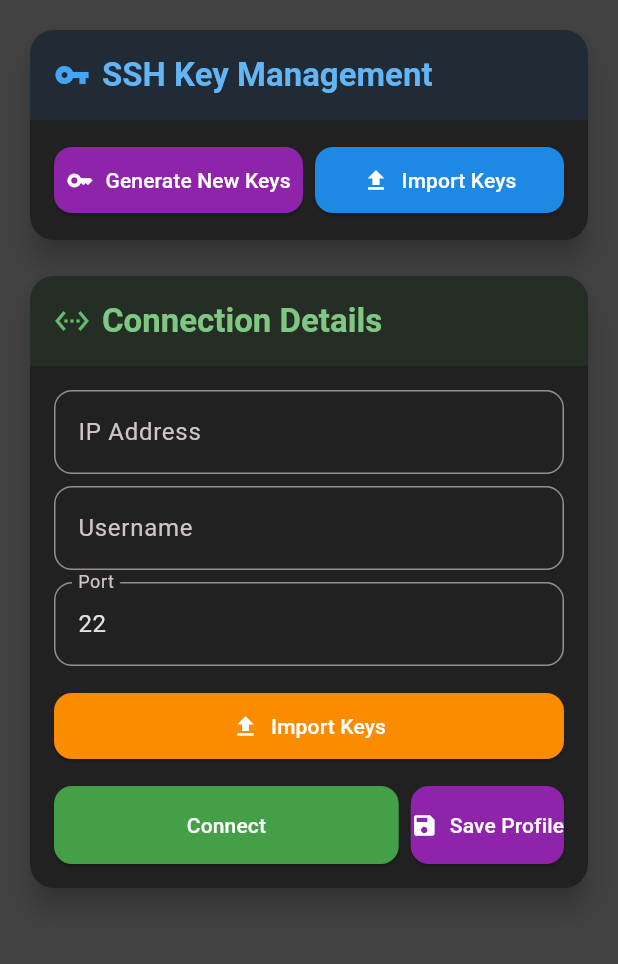
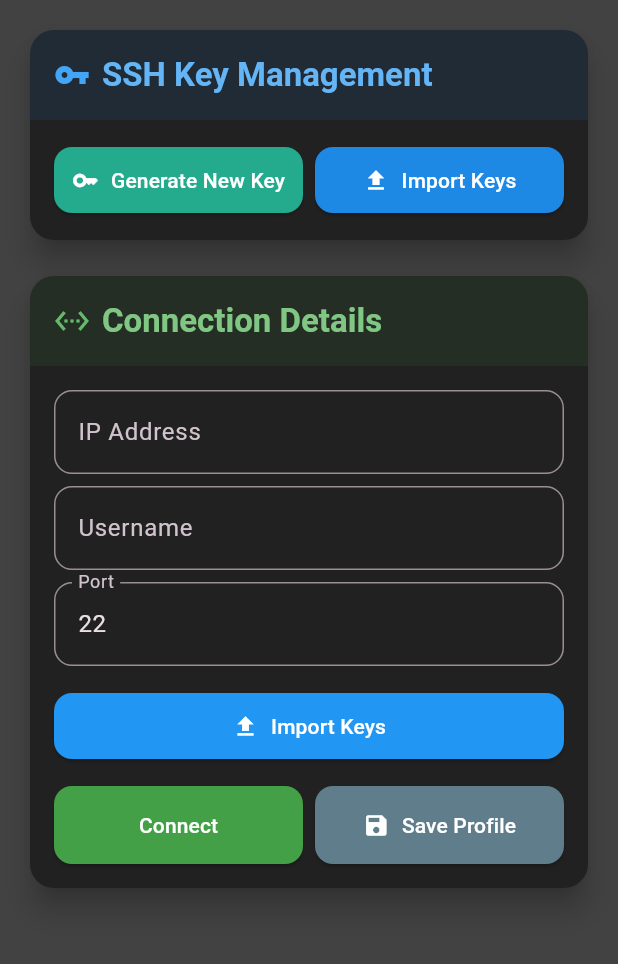
Before and after one commit to sanjaymadari/termile, a Flutter app: the screen it shows after launch, on a phone screen of 412 x 824 dp, the part 84-1048 px from its top. Run offline on Flutter 3.47's test engine with Material 3 defaults, Android fonts, the phone set to English and light mode, and no system bars; our stand-ins replace file_picker, share_plus, shared_preferences; missing offline and left inert: dartssh2, xterm.

Commit message:
Update main.dart

```diff
--- a/lib/main.dart
+++ b/lib/main.dart
@@ -811,9 +811,10 @@ InRealImplementationUseProperCryptoLibrary
                                           : const Icon(Icons.key),
                                       label: Text(_isConnecting
                                           ? 'Generating...'
-                                          : 'Generate New Keys'),
+                                          : 'Generate New Key'),
                                       style: ElevatedButton.styleFrom(
-                                        backgroundColor: Colors.purple.shade600,
+                                        backgroundColor: const Color.fromARGB(
+                                            255, 36, 170, 141),
                                         foregroundColor: Colors.white,
                                         padding: const EdgeInsets.symmetric(
                                             vertical: 12),
@@ -1097,7 +1098,7 @@ InRealImplementationUseProperCryptoLibrary
                                   icon: const Icon(Icons.file_upload),
                                   label: const Text('Import Keys'),
                                   style: ElevatedButton.styleFrom(
-                                    backgroundColor: Colors.orange.shade600,
+                                    backgroundColor: Colors.blue,
                                     foregroundColor: Colors.white,
                                     padding: const EdgeInsets.symmetric(
                                         vertical: 12),
@@ -1137,15 +1138,17 @@ InRealImplementationUseProperCryptoLibrary
                                     ),
                                   ),
                                   const SizedBox(width: 8),
-                                  ElevatedButton.icon(
+                                  Expanded(
+                                    child: ElevatedButton.icon(
                                       onPressed: _saveCurrentProfile,
                                       icon: const Icon(Icons.save),
                                       label: const Text('Save Profile'),
                                       style: ElevatedButton.styleFrom(
-                                      backgroundColor: Colors.purple.shade600,
+                                        backgroundColor: Colors.blueGrey,
                                         foregroundColor: Colors.white,
                                         padding: const EdgeInsets.symmetric(
                                             vertical: 16),
+                                      ),
                                     ),
                                   ),
                                 ],
```
Lines whose indentation alone changed are shown as unchanged.
